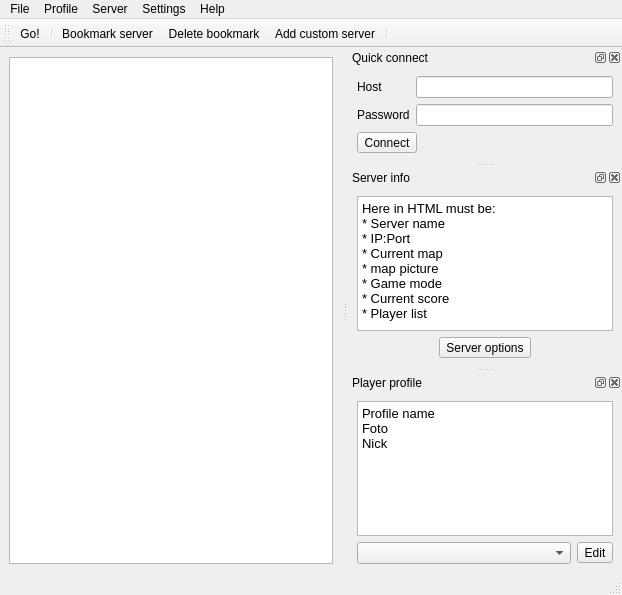
This is src/mainwindow.ui in navrocky/urtconnector as Qt 5 draws it before an edit. The edited form follows.
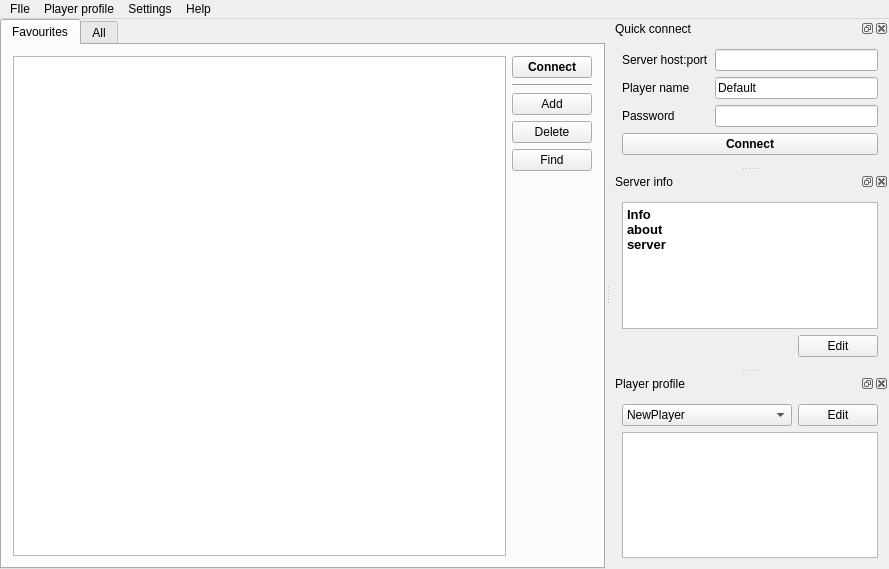
This is the edited form.

Commit message: ServerID  and new mainwindow

```diff
--- a/src/mainwindow.ui
+++ b/src/mainwindow.ui
@@ -1,161 +1,336 @@
-<ui version="4.0" >
- <class>MainWindow</class>
- <widget class="QMainWindow" name="MainWindow" >
-  <property name="geometry" >
+<?xml version="1.0" encoding="UTF-8"?>
+<ui version="4.0">
+ <class>MainWindowClass</class>
+ <widget class="QMainWindow" name="MainWindowClass">
+  <property name="geometry">
    <rect>
     <x>0</x>
     <y>0</y>
-    <width>622</width>
-    <height>595</height>
+    <width>889</width>
+    <height>569</height>
    </rect>
   </property>
   <property name="windowTitle" >
    <string>MainWindow</string>
   </property>
-  <widget class="QWidget" name="centralwidget" >
-   <layout class="QVBoxLayout" name="verticalLayout_3" >
+  <widget class="QWidget" name="centralWidget">
+   <layout class="QHBoxLayout" name="horizontalLayout_6">
+    <property name="margin">
+     <number>0</number>
+    </property>
     <item>
-     <widget class="QSplitter" name="splitter" >
-      <property name="orientation" >
-       <enum>Qt::Vertical</enum>
+     <widget class="QTabWidget" name="tabWidget">
+      <property name="currentIndex">
+       <number>0</number>
       </property>
-      <widget class="QListWidget" name="listWidget" />
+      <widget class="QWidget" name="tab">
+       <attribute name="title">
+        <string>Favourites</string>
+       </attribute>
+       <layout class="QHBoxLayout" name="horizontalLayout_2">
+        <item>
+         <widget class="QTableView" name="tableView"/>
+        </item>
+        <item>
+         <layout class="QVBoxLayout" name="verticalLayout_5">
+          <item>
+           <widget class="QPushButton" name="pushButton_7">
+            <property name="font">
+             <font>
+              <weight>75</weight>
+              <bold>true</bold>
+             </font>
+            </property>
+            <property name="text">
+             <string>Connect</string>
+            </property>
+           </widget>
+          </item>
+          <item>
+           <widget class="Line" name="line">
+            <property name="orientation">
+             <enum>Qt::Horizontal</enum>
+            </property>
+           </widget>
+          </item>
+          <item>
+           <widget class="QPushButton" name="pushButton_14">
+            <property name="text">
+             <string>Add</string>
+            </property>
+           </widget>
+          </item>
+          <item>
+           <widget class="QPushButton" name="pushButton_8">
+            <property name="text">
+             <string>Delete</string>
+            </property>
+           </widget>
+          </item>
+          <item>
+           <widget class="QPushButton" name="pushButton_9">
+            <property name="text">
+             <string>Find</string>
+            </property>
+           </widget>
+          </item>
+          <item>
+           <spacer name="verticalSpacer">
+            <property name="orientation">
+             <enum>Qt::Vertical</enum>
+            </property>
+            <property name="sizeHint" stdset="0">
+             <size>
+              <width>20</width>
+              <height>40</height>
+             </size>
+            </property>
+           </spacer>
+          </item>
+         </layout>
+        </item>
+       </layout>
+      </widget>
+      <widget class="QWidget" name="tab_2">
+       <attribute name="title">
+        <string>All</string>
+       </attribute>
+       <layout class="QHBoxLayout" name="horizontalLayout_9">
+        <item>
+         <widget class="QTableView" name="tableView_2"/>
+        </item>
+        <item>
+         <layout class="QVBoxLayout" name="verticalLayout_7">
+          <item>
+           <widget class="QPushButton" name="pushButton_12">
+            <property name="font">
+             <font>
+              <weight>75</weight>
+              <bold>true</bold>
+             </font>
+            </property>
+            <property name="text">
+             <string>Connect</string>
+            </property>
+           </widget>
+          </item>
+          <item>
+           <widget class="Line" name="line_2">
+            <property name="orientation">
+             <enum>Qt::Horizontal</enum>
+            </property>
+           </widget>
+          </item>
+          <item>
+           <widget class="QPushButton" name="pushButton_13">
+            <property name="text">
+             <string>Refresh</string>
+            </property>
+           </widget>
+          </item>
+          <item>
+           <widget class="QPushButton" name="pushButton_11">
+            <property name="text">
+             <string>Find</string>
+            </property>
+           </widget>
+          </item>
+          <item>
+           <spacer name="verticalSpacer_2">
+            <property name="orientation">
+             <enum>Qt::Vertical</enum>
+            </property>
+            <property name="sizeHint" stdset="0">
+             <size>
+              <width>20</width>
+              <height>40</height>
+             </size>
+            </property>
+           </spacer>
+          </item>
+         </layout>
+        </item>
+       </layout>
+      </widget>
      </widget>
     </item>
    </layout>
   </widget>
-  <widget class="QMenuBar" name="menubar" >
-   <property name="geometry" >
+  <widget class="QMenuBar" name="menuBar">
+   <property name="geometry">
     <rect>
      <x>0</x>
      <y>0</y>
-     <width>622</width>
-     <height>31</height>
+     <width>889</width>
+     <height>25</height>
     </rect>
    </property>
-   <widget class="QMenu" name="menuFile" >
-    <property name="title" >
-     <string>File</string>
+   <widget class="QMenu" name="menuUrbanConnector">
+    <property name="title">
+     <string>FIle</string>
     </property>
     <addaction name="actionOpen_list" />
     <addaction name="actionSave_list" />
     <addaction name="separator" />
     <addaction name="actionExit" />
    </widget>
-   <widget class="QMenu" name="menuProfile" >
-    <property name="title" >
-     <string>Profile</string>
-    </property>
-    <addaction name="separator" />
-    <addaction name="actionManage_profiles" />
-   </widget>
-   <widget class="QMenu" name="menuHelp" >
-    <property name="title" >
+   <widget class="QMenu" name="menuHelp">
+    <property name="title">
      <string>Help</string>
     </property>
     <addaction name="actionAbout_UrTConnector" />
     <addaction name="actionHelp" />
    </widget>
-   <widget class="QMenu" name="menuServer" >
-    <property name="title" >
-     <string>Server</string>
-    </property>
-    <addaction name="actionGo" />
-    <addaction name="separator" />
-    <addaction name="actionBookmark_server" />
-    <addaction name="actionDelete_bookmark" />
-    <addaction name="actionAdd_custom_server" />
-   </widget>
-   <widget class="QMenu" name="menuSetting" >
-    <property name="title" >
+   <widget class="QMenu" name="menuOptions">
+    <property name="title">
      <string>Settings</string>
     </property>
     <addaction name="actionOptions" />
     <addaction name="actionShortcuts" />
    </widget>
-   <addaction name="menuFile" />
-   <addaction name="menuProfile" />
-   <addaction name="menuServer" />
-   <addaction name="menuSetting" />
-   <addaction name="menuHelp" />
+   <widget class="QMenu" name="menuPlayer_profile">
+    <property name="title">
+     <string>Player profile</string>
+    </property>
+    <addaction name="actionProfile1"/>
+    <addaction name="actionProfile2"/>
+    <addaction name="separator"/>
+    <addaction name="actionManage"/>
+   </widget>
+   <addaction name="menuUrbanConnector"/>
+   <addaction name="menuPlayer_profile"/>
+   <addaction name="menuOptions"/>
+   <addaction name="menuHelp"/>
   </widget>
-  <widget class="QStatusBar" name="statusbar" />
-  <widget class="QDockWidget" name="dockWidget_3" >
-   <property name="windowTitle" >
+  <widget class="QDockWidget" name="dockWidget_2">
+   <property name="windowTitle">
     <string>Quick connect</string>
    </property>
-   <attribute name="dockWidgetArea" >
+   <attribute name="dockWidgetArea">
     <number>2</number>
    </attribute>
-   <widget class="QWidget" name="dockWidgetContents_2" >
-    <layout class="QVBoxLayout" name="verticalLayout_4" >
+   <widget class="QWidget" name="dockWidgetContents_2">
+    <layout class="QVBoxLayout" name="verticalLayout_2">
      <item>
-      <layout class="QGridLayout" name="gridLayout" >
-       <item row="0" column="0" >
-        <widget class="QLabel" name="label" >
-         <property name="text" >
-          <string>Host</string>
+      <layout class="QGridLayout" name="gridLayout">
+       <property name="sizeConstraint">
+        <enum>QLayout::SetDefaultConstraint</enum>
+       </property>
+       <item row="0" column="0">
+        <widget class="QLabel" name="label">
+         <property name="text">
+          <string>Server host:port</string>
          </property>
         </widget>
        </item>
        <item row="0" column="1" >
         <widget class="QLineEdit" name="lineEdit" />
        </item>
-       <item row="1" column="0" >
-        <widget class="QLabel" name="label_2" >
-         <property name="text" >
+       <item row="1" column="0">
+        <widget class="QLabel" name="label_2">
+         <property name="text">
+          <string>Player name</string>
+         </property>
+         <property name="buddy">
+          <cstring>lineEdit_2</cstring>
+         </property>
+        </widget>
+       </item>
+       <item row="1" column="1">
+        <widget class="QLineEdit" name="lineEdit_2">
+         <property name="text">
+          <string>Default</string>
+         </property>
+        </widget>
+       </item>
+       <item row="2" column="0">
+        <widget class="QLabel" name="label_3">
+         <property name="text">
           <string>Password</string>
          </property>
         </widget>
        </item>
-       <item row="1" column="1" >
-        <widget class="QLineEdit" name="lineEdit_2" />
+       <item row="2" column="1">
+        <widget class="QLineEdit" name="lineEdit_3"/>
        </item>
       </layout>
      </item>
      <item>
-      <widget class="QToolButton" name="toolButton" >
-       <property name="text" >
+      <widget class="QPushButton" name="pushButton_2">
+       <property name="font">
+        <font>
+         <weight>75</weight>
+         <bold>true</bold>
+        </font>
+       </property>
+       <property name="text">
         <string>Connect</string>
        </property>
       </widget>
      </item>
+     <item>
+      <spacer name="verticalSpacer_3">
+       <property name="orientation">
+        <enum>Qt::Vertical</enum>
+       </property>
+       <property name="sizeHint" stdset="0">
+        <size>
+         <width>20</width>
+         <height>40</height>
+        </size>
+       </property>
+      </spacer>
+     </item>
     </layout>
    </widget>
   </widget>
-  <widget class="QDockWidget" name="dockWidget_2" >
-   <property name="windowTitle" >
+  <widget class="QDockWidget" name="dockWidget_5">
+   <property name="windowTitle">
     <string>Server info</string>
    </property>
-   <attribute name="dockWidgetArea" >
+   <attribute name="dockWidgetArea">
     <number>2</number>
    </attribute>
-   <widget class="QWidget" name="dockWidgetContents_2" >
-    <layout class="QVBoxLayout" name="verticalLayout" >
+   <widget class="QWidget" name="dockWidgetContents_8">
+    <layout class="QVBoxLayout" name="verticalLayout_3">
      <item>
-      <widget class="QTextBrowser" name="textBrowser_2" >
-       <property name="html" >
-        <string>&lt;!DOCTYPE HTML PUBLIC "-//W3C//DTD HTML 4.0//EN" "http://www.w3.org/TR/REC-html40/strict.dtd">
-&lt;html>&lt;head>&lt;meta name="qrichtext" content="1" />&lt;style type="text/css">
+      <widget class="QTextBrowser" name="textBrowser">
+       <property name="html">
+        <string>&lt;!DOCTYPE HTML PUBLIC &quot;-//W3C//DTD HTML 4.0//EN&quot; &quot;http://www.w3.org/TR/REC-html40/strict.dtd&quot;&gt;
+&lt;html&gt;&lt;head&gt;&lt;meta name=&quot;qrichtext&quot; content=&quot;1&quot; /&gt;&lt;style type=&quot;text/css&quot;&gt;
 p, li { white-space: pre-wrap; }
-&lt;/style>&lt;/head>&lt;body style=" font-family:'Sans Serif'; font-size:10pt; font-weight:400; font-style:normal;">
-&lt;p style=" margin-top:0px; margin-bottom:0px; margin-left:0px; margin-right:0px; -qt-block-indent:0; text-indent:0px;">Here in HTML must be:&lt;/p>
-&lt;p style=" margin-top:0px; margin-bottom:0px; margin-left:0px; margin-right:0px; -qt-block-indent:0; text-indent:0px;">* Server name&lt;/p>
-&lt;p style=" margin-top:0px; margin-bottom:0px; margin-left:0px; margin-right:0px; -qt-block-indent:0; text-indent:0px;">* IP:Port&lt;/p>
-&lt;p style=" margin-top:0px; margin-bottom:0px; margin-left:0px; margin-right:0px; -qt-block-indent:0; text-indent:0px;">* Current map&lt;/p>
-&lt;p style=" margin-top:0px; margin-bottom:0px; margin-left:0px; margin-right:0px; -qt-block-indent:0; text-indent:0px;">* map picture&lt;/p>
-&lt;p style=" margin-top:0px; margin-bottom:0px; margin-left:0px; margin-right:0px; -qt-block-indent:0; text-indent:0px;">* Game mode&lt;/p>
-&lt;p style=" margin-top:0px; margin-bottom:0px; margin-left:0px; margin-right:0px; -qt-block-indent:0; text-indent:0px;">* Current score&lt;/p>
-&lt;p style=" margin-top:0px; margin-bottom:0px; margin-left:0px; margin-right:0px; -qt-block-indent:0; text-indent:0px;">* Player list&lt;/p>&lt;/body>&lt;/html></string>
+&lt;/style&gt;&lt;/head&gt;&lt;body style=&quot; font-family:'Sans Serif'; font-size:10pt; font-weight:400; font-style:normal;&quot;&gt;
+&lt;p style=&quot; margin-top:0px; margin-bottom:0px; margin-left:0px; margin-right:0px; -qt-block-indent:0; text-indent:0px;&quot;&gt;&lt;span style=&quot; font-weight:600;&quot;&gt;Info&lt;/span&gt;&lt;/p&gt;
+&lt;p style=&quot; margin-top:0px; margin-bottom:0px; margin-left:0px; margin-right:0px; -qt-block-indent:0; text-indent:0px;&quot;&gt;&lt;span style=&quot; font-weight:600;&quot;&gt;about&lt;/span&gt;&lt;/p&gt;
+&lt;p style=&quot; margin-top:0px; margin-bottom:0px; margin-left:0px; margin-right:0px; -qt-block-indent:0; text-indent:0px;&quot;&gt;&lt;span style=&quot; font-weight:600;&quot;&gt;server&lt;/span&gt;&lt;/p&gt;&lt;/body&gt;&lt;/html&gt;</string>
        </property>
       </widget>
      </item>
      <item>
-      <layout class="QHBoxLayout" name="horizontalLayout_2" >
+      <layout class="QHBoxLayout" name="horizontalLayout_3">
        <item>
-        <widget class="QToolButton" name="toolButton_2" >
-         <property name="text" >
-          <string>Server options</string>
+        <spacer name="horizontalSpacer">
+         <property name="orientation">
+          <enum>Qt::Horizontal</enum>
+         </property>
+         <property name="sizeHint" stdset="0">
+          <size>
+           <width>40</width>
+           <height>20</height>
+          </size>
+         </property>
+        </spacer>
+       </item>
+       <item>
+        <widget class="QPushButton" name="pushButton">
+         <property name="sizePolicy">
+          <sizepolicy hsizetype="Maximum" vsizetype="Fixed">
+           <horstretch>0</horstretch>
+           <verstretch>0</verstretch>
+          </sizepolicy>
+         </property>
+         <property name="text">
+          <string>Edit</string>
          </property>
         </widget>
        </item>
@@ -164,66 +339,55 @@
     </layout>
    </widget>
   </widget>
-  <widget class="QToolBar" name="toolBar" >
-   <property name="windowTitle" >
-    <string>toolBar</string>
-   </property>
-   <attribute name="toolBarArea" >
-    <enum>TopToolBarArea</enum>
-   </attribute>
-   <attribute name="toolBarBreak" >
-    <bool>false</bool>
-   </attribute>
-   <addaction name="actionGo" />
-   <addaction name="separator" />
-   <addaction name="actionBookmark_server" />
-   <addaction name="actionDelete_bookmark" />
-   <addaction name="actionAdd_custom_server" />
-   <addaction name="separator" />
-  </widget>
-  <widget class="QDockWidget" name="dockWidget_3" >
-   <property name="windowTitle" >
+  <widget class="QDockWidget" name="dockWidget_6">
+   <property name="windowTitle">
     <string>Player profile</string>
    </property>
-   <attribute name="dockWidgetArea" >
+   <attribute name="dockWidgetArea">
     <number>2</number>
    </attribute>
-   <widget class="QWidget" name="dockWidgetContents_3" >
-    <layout class="QVBoxLayout" name="verticalLayout_2" >
+   <widget class="QWidget" name="dockWidgetContents_9">
+    <layout class="QVBoxLayout" name="verticalLayout">
      <item>
-      <widget class="QTextBrowser" name="textBrowser" >
-       <property name="html" >
-        <string>&lt;!DOCTYPE HTML PUBLIC "-//W3C//DTD HTML 4.0//EN" "http://www.w3.org/TR/REC-html40/strict.dtd">
-&lt;html>&lt;head>&lt;meta name="qrichtext" content="1" />&lt;style type="text/css">
-p, li { white-space: pre-wrap; }
-&lt;/style>&lt;/head>&lt;body style=" font-family:'Sans Serif'; font-size:10pt; font-weight:400; font-style:normal;">
-&lt;p style=" margin-top:0px; margin-bottom:0px; margin-left:0px; margin-right:0px; -qt-block-indent:0; text-indent:0px;">Profile name&lt;/p>
-&lt;p style=" margin-top:0px; margin-bottom:0px; margin-left:0px; margin-right:0px; -qt-block-indent:0; text-indent:0px;">Foto&lt;/p>
-&lt;p style=" margin-top:0px; margin-bottom:0px; margin-left:0px; margin-right:0px; -qt-block-indent:0; text-indent:0px;">Nick&lt;/p>
-&lt;p style="-qt-paragraph-type:empty; margin-top:0px; margin-bottom:0px; margin-left:0px; margin-right:0px; -qt-block-indent:0; text-indent:0px;">&lt;/p>&lt;/body>&lt;/html></string>
-       </property>
-      </widget>
-     </item>
-     <item>
-      <layout class="QHBoxLayout" name="horizontalLayout_3" >
+      <layout class="QHBoxLayout" name="horizontalLayout">
        <item>
-        <widget class="QComboBox" name="comboBox" />
+        <widget class="QComboBox" name="comboBox_3">
+         <item>
+          <property name="text">
+           <string>NewPlayer</string>
+          </property>
+         </item>
+         <item>
+          <property name="text">
+           <string>Player2</string>
+          </property>
+         </item>
+        </widget>
        </item>
        <item>
-        <widget class="QToolButton" name="toolButton_3" >
-         <property name="text" >
+        <widget class="QPushButton" name="pushButton_3">
+         <property name="sizePolicy">
+          <sizepolicy hsizetype="Maximum" vsizetype="Fixed">
+           <horstretch>0</horstretch>
+           <verstretch>0</verstretch>
+          </sizepolicy>
+         </property>
+         <property name="text">
           <string>Edit</string>
          </property>
         </widget>
        </item>
       </layout>
      </item>
+     <item>
+      <widget class="QTextBrowser" name="textBrowser_2"/>
+     </item>
     </layout>
    </widget>
   </widget>
-  <action name="actionGo" >
-   <property name="text" >
-    <string>Go!</string>
+  <action name="actionQuit">
+   <property name="text">
+    <string>Quit</string>
    </property>
    <property name="toolTip" >
     <string>Connect to selected server</string>
@@ -257,23 +421,8 @@
     <string>About UrTConnector</string>
    </property>
   </action>
-  <action name="actionBookmark_server" >
-   <property name="text" >
-    <string>Bookmark server</string>
-   </property>
-  </action>
-  <action name="actionDelete_bookmark" >
-   <property name="text" >
-    <string>Delete bookmark</string>
-   </property>
-  </action>
-  <action name="actionAdd_custom_server" >
-   <property name="text" >
-    <string>Add custom server</string>
-   </property>
-  </action>
-  <action name="actionHelp" >
-   <property name="text" >
+  <action name="actionHelp">
+   <property name="text">
     <string>Help</string>
    </property>
   </action>
@@ -288,6 +437,23 @@
    </property>
   </action>
  </widget>
+ <layoutdefault spacing="6" margin="11"/>
+ <tabstops>
+  <tabstop>tableView</tabstop>
+  <tabstop>lineEdit</tabstop>
+  <tabstop>lineEdit_2</tabstop>
+  <tabstop>lineEdit_3</tabstop>
+  <tabstop>comboBox_3</tabstop>
+  <tabstop>textBrowser</tabstop>
+  <tabstop>tableView_2</tabstop>
+  <tabstop>pushButton_8</tabstop>
+  <tabstop>pushButton_9</tabstop>
+  <tabstop>pushButton_11</tabstop>
+  <tabstop>pushButton_12</tabstop>
+  <tabstop>pushButton_14</tabstop>
+  <tabstop>pushButton_7</tabstop>
+  <tabstop>pushButton_13</tabstop>
+ </tabstops>
  <resources/>
  <connections/>
 </ui>
```
Left out of the diff: 87 changed lines with no effect on the pictures. The commit also changes 9 other files.
